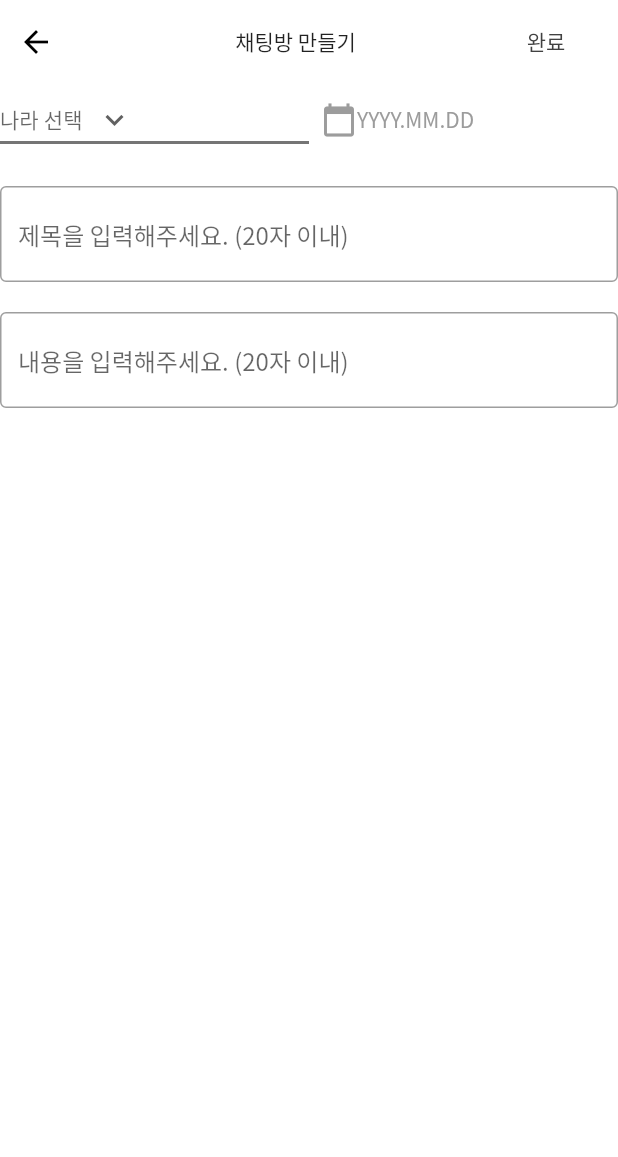
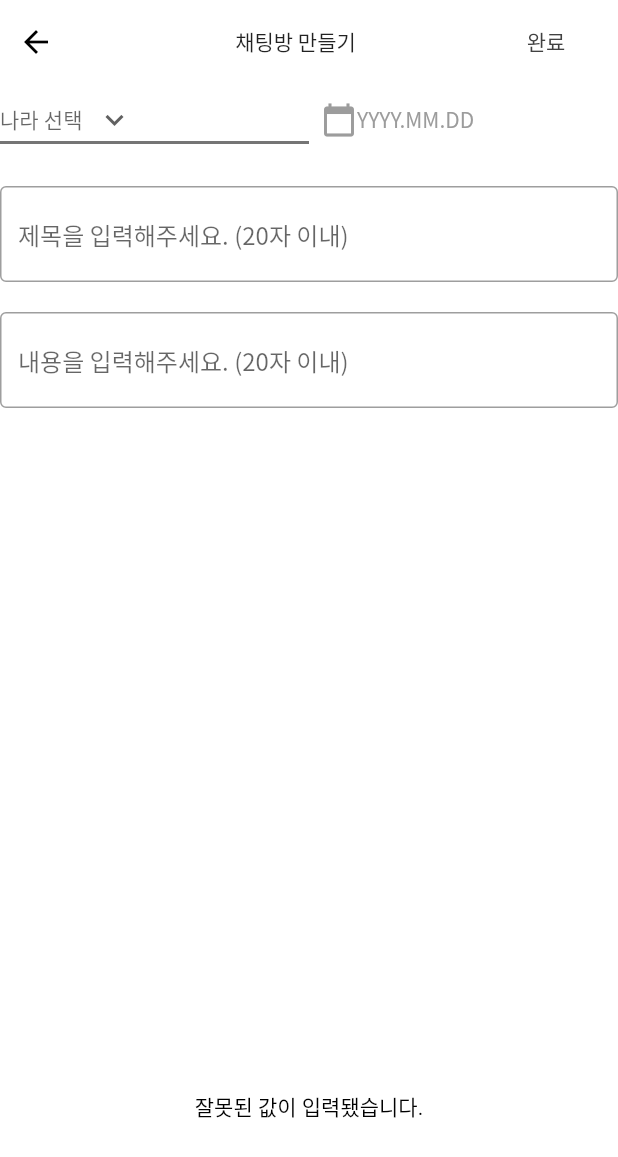
Before and after one commit to jihun-bang/project-donghaeng, a Flutter app: the ChatRoomPostView screen opened by its route, after a tap on "완료", on a phone screen of 412 x 824 dp. Shown: the top 1157 px of the screen. Run offline on Flutter 3.47's test engine with Material 2 defaults, Android fonts, the phone set to English and light mode, and no system bars; our stand-ins replace cached_network_image, cloud_firestore, firebase_auth, firebase_core, firebase_database, firebase_storage and 8 more; missing offline and left inert: flutterfire_ui; accounts and stored records are empty.

Commit message:
[Chat] 채팅방 생성 완료 버튼 누르면 db에 저장

```diff
--- a/lib/domain/models/chat.dart
+++ b/lib/domain/models/chat.dart
@@ -8,7 +8,7 @@ part 'chat.g.dart';
 @JsonSerializable()
 class ChatRoom {
   final String title;
-  @JsonKey(name: "created_at", fromJson: FromTimestamp, toJson: toTimestamp)
+  @JsonKey(name: "created_at", fromJson: fromTimestamp, toJson: toTimestamp)
   final DateTime createdAt;
   @JsonKey(name: "travel_date_start")
   final String travelDateStart;
--- a/lib/injection.dart
+++ b/lib/injection.dart
@@ -29,7 +29,7 @@ void initLocator() {
   sl.registerLazySingleton<SignInViewModel>(() => SignInViewModel());
   sl.registerLazySingleton<SignUpViewModel>(() => SignUpViewModel());
   sl.registerLazySingleton<UserViewModel>(() => UserViewModel());
-  sl.registerLazySingleton<ChatroomViewModel>(() => ChatroomViewModel());
+  sl.registerLazySingleton<ChatRoomViewModel>(() => ChatRoomViewModel());
 
   /// Repository
   sl.registerFactory<UserRepository>(() => UserRepositoryImpl(
--- a/lib/main.dart
+++ b/lib/main.dart
@@ -53,8 +53,8 @@ class MyApp extends StatelessWidget {
       providers: [
         ChangeNotifierProvider<UserViewModel>(
             create: (_) => sl<UserViewModel>()),
-        ChangeNotifierProvider<ChatroomViewModel>(
-            create: (_) => sl<ChatroomViewModel>()),
+        ChangeNotifierProvider<ChatRoomViewModel>(
+            create: (_) => sl<ChatRoomViewModel>()),
         ChangeNotifierProvider<SignUpViewModel>(
             create: (_) => sl<SignUpViewModel>()),
       ],
--- a/lib/presentation/pages/chat_list_view.dart
+++ b/lib/presentation/pages/chat_list_view.dart
@@ -89,7 +89,7 @@ class _ChatListViewState extends State<ChatListView>
       );
 
   Widget _communities(BuildContext context) {
-    return Consumer<ChatroomViewModel>(builder: (_, viewModel, ___) {
+    return Consumer<ChatRoomViewModel>(builder: (_, viewModel, ___) {
       return Container(
         color: Colors.white,
         padding: const EdgeInsets.only(left: 24, right: 24, bottom: 81),
--- a/lib/presentation/pages/chat_room_post_view.dart
+++ b/lib/presentation/pages/chat_room_post_view.dart
@@ -1,5 +1,9 @@
+import 'package:donghaeng/presentation/navigation/navigation.dart';
+import 'package:donghaeng/presentation/provider/chat_room_viewmodel.dart';
+import 'package:donghaeng/utils/toast.dart';
 import 'package:flutter/material.dart';
 
+import '../../injection.dart';
 import '../theme/color.dart';
 
 class ChatRoomPostView extends StatefulWidget {
@@ -12,8 +16,16 @@ class ChatRoomPostView extends StatefulWidget {
 const List<String> countries = <String>['영국', '프라하', '크로아티아'];
 
 class _ChatRoomPostView extends State<ChatRoomPostView> {
+  final _chatRoomViewModel = sl<ChatRoomViewModel>();
   String? country;
   DateTimeRange? travelDate;
+  final TextEditingController _titleController = TextEditingController();
+
+  @override
+  void dispose() {
+    _titleController.dispose();
+    super.dispose();
+  }
 
   @override
   Widget build(BuildContext context) {
@@ -50,7 +62,21 @@ class _ChatRoomPostView extends State<ChatRoomPostView> {
                   width: 12,
                 ),
                 const Expanded(child: Center(child: Text('채팅방 만들기'))),
-                TextButton(onPressed: () {}, child: const Text('완료')),
+                TextButton(
+                    onPressed: () {
+                      if (travelDate != null &&
+                          country != null &&
+                          _titleController.text != "") {
+                        _chatRoomViewModel.addChatRoom(
+                            title: _titleController.text,
+                            travelDate: travelDate,
+                            country: country);
+                        sl<NavigationService>().pushNamed('/');
+                      } else {
+                        showToast(message: "잘못된 값이 입력됐습니다.");
+                      }
+                    },
+                    child: const Text('완료')),
               ],
             ),
           ),
@@ -69,11 +95,12 @@ class _ChatRoomPostView extends State<ChatRoomPostView> {
           const SizedBox(
             height: 20,
           ),
-          const TextField(
-              decoration: InputDecoration(
-            border: OutlineInputBorder(),
-            hintText: "제목을 입력해주세요. (20자 이내)",
-          )),
+          TextField(
+              controller: _titleController,
+              decoration: const InputDecoration(
+                border: OutlineInputBorder(),
+                hintText: "제목을 입력해주세요. (20자 이내)",
+              )),
           const SizedBox(
             height: 20,
           ),
--- a/lib/presentation/pages/chat_room_view.dart
+++ b/lib/presentation/pages/chat_room_view.dart
@@ -18,7 +18,7 @@ class ChatRoomView extends StatefulWidget {
 }
 
 class SendChatController extends TextEditingController {
-  final _chatRoomViewModel = sl<ChatroomViewModel>();
+  final _chatRoomViewModel = sl<ChatRoomViewModel>();
 
   sendChat(String chatRoomID, String userUID) {
     _chatRoomViewModel.addChat(chatRoomID, userUID, text);
@@ -27,7 +27,7 @@ class SendChatController extends TextEditingController {
 }
 
 class _ChatRoomViewState extends State<ChatRoomView> {
-  final _chatRoomViewModel = sl<ChatroomViewModel>();
+  final _chatRoomViewModel = sl<ChatRoomViewModel>();
   final _userViewModel = sl<UserViewModel>();
 
   final User user = FirebaseAuth.instance.currentUser!;
@@ -57,7 +57,7 @@ class _ChatRoomViewState extends State<ChatRoomView> {
     _chatRoomViewModel.getChatroom(chatRoomID);
     chats = _chatRoomViewModel.getRealtimeChats(chatRoomID);
 
-    return Consumer2<ChatroomViewModel, UserViewModel>(
+    return Consumer2<ChatRoomViewModel, UserViewModel>(
       builder: (_, __, ___, ____) {
         log('build chat_room_view');
         return Scaffold(
--- a/lib/utils/datetime.dart
+++ b/lib/utils/datetime.dart
@@ -1,6 +1,6 @@
 import 'package:cloud_firestore/cloud_firestore.dart';
 
-DateTime FromTimestamp(Timestamp timestamp) {
+DateTime fromTimestamp(Timestamp timestamp) {
   return timestamp.toDate();
 }
 
```
Also changed, not shown: lib/presentation/provider/chat_room_viewmodel.dart (+18 -4 lines), lib/domain/models/chat.g.dart.
